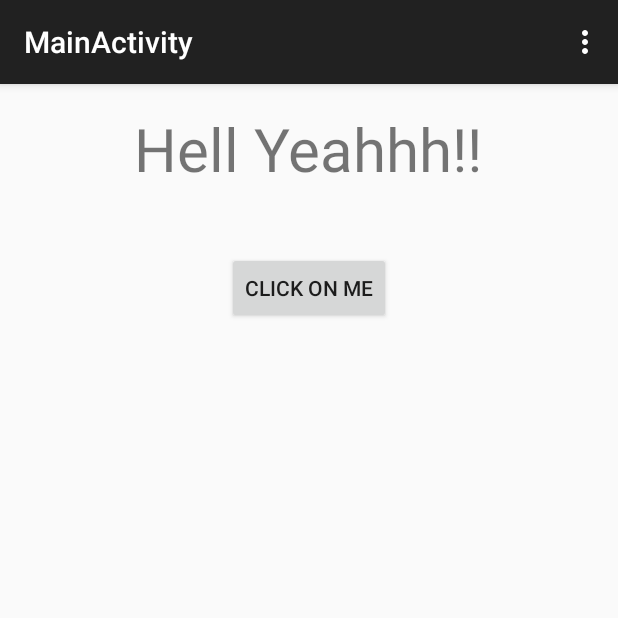
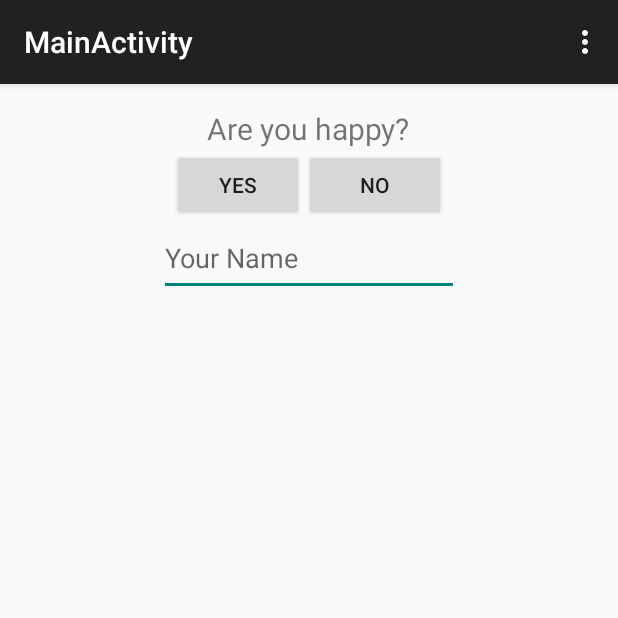
Before and after one commit to theFrantic/Android-Learning, an Android app: the MainActivity screen opened directly, with no data from a screen before it, in the options menu, after a tap on "Settings", on a phone screen of 412 x 824 dp, the top half of it. Run offline under Robolectric (Android 15) with nearby library versions, the phone set to English and light mode, and no system bars.

Commit message:
Changes on ongoing tutorial on FirstApp

```diff
--- a/src/FirstApp/FirstApp/app/src/main/java/firstapp/whilchy/com/firstapp/MainActivity.java
+++ b/src/FirstApp/FirstApp/app/src/main/java/firstapp/whilchy/com/firstapp/MainActivity.java
@@ -6,25 +6,24 @@ import android.view.Menu;
 import android.view.MenuItem;
 import android.view.View;
 import android.widget.Button;
+import android.widget.EditText;
 import android.widget.TextView;
+import android.widget.Toast;
 
 
 public class MainActivity extends ActionBarActivity {
+
+    private Button answerYesButton, answerNoButton;
+    private EditText usersNameEditText;
 
     @Override
     protected void onCreate(Bundle savedInstanceState) {
         super.onCreate(savedInstanceState);
         setContentView(R.layout.activity_main);
 
-        final TextView firstTextView = (TextView) findViewById(R.id.textView);
-
-        Button firstButton = (Button) findViewById(R.id.buttonClickOnMe);
-        firstButton.setOnClickListener(new View.OnClickListener() {
-            @Override
-            public void onClick(View v) {
-                firstTextView.setText("Hell Yeahhh!!");
-            }
-        });
+        answerYesButton = (Button) findViewById(R.id.answer_yes_button);
+        answerNoButton = (Button) findViewById(R.id.answer_no_button);
+        usersNameEditText = (EditText) findViewById(R.id.user_name_edit_text);
 
     }
 
@@ -50,4 +49,27 @@ public class MainActivity extends ActionBarActivity {
 
         return super.onOptionsItemSelected(item);
     }
+
+    /**
+     * Event for Yes Button
+     * @param view
+     */
+    public void onYesButtonClick(View view) {
+        String usersName = String.valueOf(usersNameEditText.getText());
+        String yourYesResponse = "That is great " + usersName;
+
+        Toast.makeText(this, yourYesResponse, Toast.LENGTH_SHORT).show();
+    }
+
+    /**
+     * Event for No Button
+     * @param view
+     */
+    public void onNoButtonClick(View view) {
+
+        String usersName = String.valueOf(usersNameEditText.getText());
+        String yourNoResponse = "Too bad " + usersName;
+
+        Toast.makeText(this, yourNoResponse, Toast.LENGTH_LONG).show();
+    }
 }
--- a/src/FirstApp/FirstApp/app/src/main/res/layout/activity_main.xml
+++ b/src/FirstApp/FirstApp/app/src/main/res/layout/activity_main.xml
@@ -1,26 +1,56 @@
-<RelativeLayout xmlns:android="http://schemas.android.com/apk/res/android"
+<LinearLayout xmlns:android="http://schemas.android.com/apk/res/android"
     xmlns:tools="http://schemas.android.com/tools" android:layout_width="match_parent"
     android:layout_height="match_parent" android:paddingLeft="@dimen/activity_horizontal_margin"
     android:paddingRight="@dimen/activity_horizontal_margin"
     android:paddingTop="@dimen/activity_vertical_margin"
     android:paddingBottom="@dimen/activity_vertical_margin"
+    android:orientation="vertical"
+    android:gravity="center|top"
     tools:context="firstapp.whilchy.com.firstapp.MainActivity">
 
-    <TextView android:text="@string/hello_world" android:layout_width="wrap_content"
-        android:layout_height="wrap_content"
-        android:textSize="40dp"
-        android:textAlignment="center"
-        android:layout_alignParentTop="true"
-        android:layout_centerHorizontal="true"
-        android:id="@+id/textView" />
+   <TextView
+       android:layout_width="wrap_content"
+       android:layout_height="wrap_content"
+       android:text="@string/happy_question"
+       android:textSize="20dp"/>
 
-    <Button
+    <LinearLayout
         android:layout_width="wrap_content"
         android:layout_height="wrap_content"
-        android:text="@string/button_label"
-        android:id="@+id/buttonClickOnMe"
-        android:layout_marginTop="42dp"
-        android:layout_below="@+id/textView"
-        android:layout_centerHorizontal="true" />
+        android:orientation="horizontal">
 
-</RelativeLayout>
+        <Button
+            android:layout_width="wrap_content"
+            android:layout_height="wrap_content"
+            android:text="@string/answer_yes_button"
+            android:hint="Pick me"
+            android:onClick="onYesButtonClick"
+            android:id="@+id/answer_yes_button"/>
+
+        <Button
+            android:layout_width="wrap_content"
+            android:layout_height="wrap_content"
+            android:text="@string/answer_no_button"
+            android:hint="No Pick me"
+            android:onClick="onNoButtonClick"
+            android:id="@+id/answer_no_button"/>
+
+    </LinearLayout>
+
+    <LinearLayout
+        android:layout_width="wrap_content"
+        android:layout_height="wrap_content"
+        android:orientation="horizontal">
+
+        <EditText
+            android:layout_width="200dp"
+            android:layout_height="50dp"
+            android:inputType="textPersonName"
+            android:hint="@string/users_name_edit_text"
+            android:id="@+id/user_name_edit_text"/>
+
+    </LinearLayout>
+
+
+
+</LinearLayout>
--- a/src/FirstApp/FirstApp/app/src/main/res/values/strings.xml
+++ b/src/FirstApp/FirstApp/app/src/main/res/values/strings.xml
@@ -9,5 +9,9 @@
     <string name="textbox_initial_message">Hey! Click the bottom below</string>
     <string name="textbox_final_message">You\'ve clicked!</string>
     <string name="button_label">Click on me</string>
+    <string name="users_name_edit_text">Your Name</string>
+    <string name="happy_question">Are you happy?</string>
+    <string name="answer_yes_button">Yes</string>
+    <string name="answer_no_button">No</string>
 
 </resources>
```
Also changed, not shown: 1 other file.
